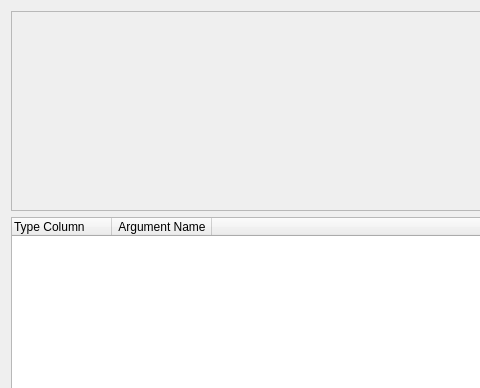
Before: the Qt Designer form src/ui_files/Adjust_Arguments_Design.ui in uf-reef-avl/multilauncher, drawn with Qt 5; both pictures show x 0 to 480 and y 0 to 388 of the 1050 by 843 pixel window.
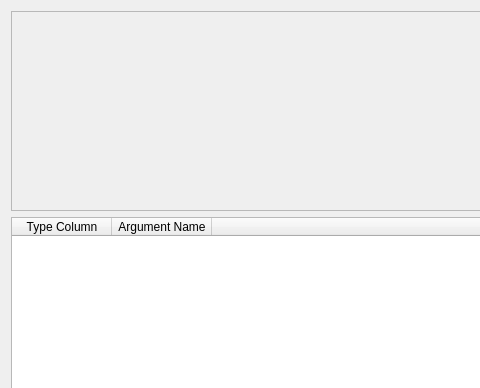
After: the same form once the commit is applied.

What changed in the file:
```diff
--- a/src/ui_files/Adjust_Arguments_Design.ui
+++ b/src/ui_files/Adjust_Arguments_Design.ui
@@ -57,6 +57,9 @@
       <property name="text">
        <string>Type Column</string>
       </property>
+      <property name="textAlignment">
+       <set>AlignCenter</set>
+      </property>
      </column>
      <column>
       <property name="text">
```
Left out of the diff: 2 changed lines with no effect on the pictures.
